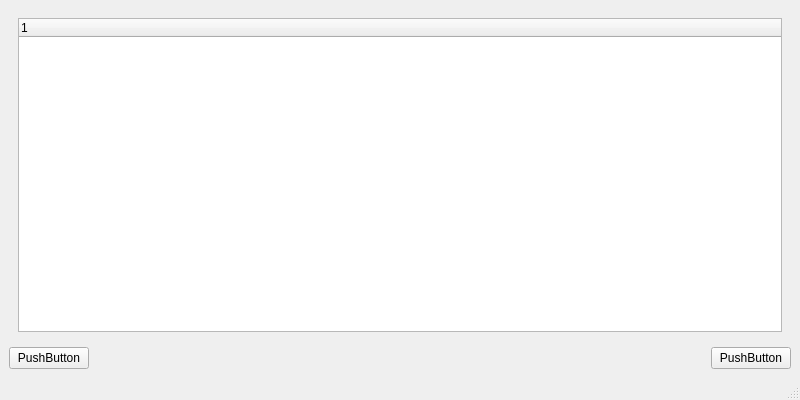
StellarRaccoon/DnD-Character-Builder, file mainwindow.ui: the form before one commit.
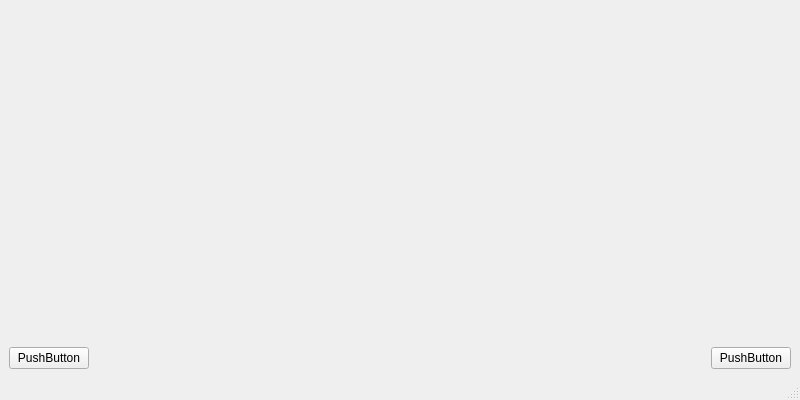
The form after the commit.

Commit message: Seperate TreePages

The edit to the form file:
```diff
--- a/mainwindow.ui
+++ b/mainwindow.ui
@@ -16,26 +16,7 @@
   <widget class="QWidget" name="centralwidget">
    <layout class="QVBoxLayout" name="verticalLayout">
     <item>
-     <layout class="QGridLayout" name="gridLayout_2">
-      <item row="0" column="0">
-       <widget class="QStackedWidget" name="stackedWidget">
-        <widget class="QWidget" name="pageRace">
-         <layout class="QGridLayout" name="gridLayout">
-          <item row="0" column="0">
-           <widget class="QTreeWidget" name="treeWidget">
-            <column>
-             <property name="text">
-              <string notr="true">1</string>
-             </property>
-            </column>
-           </widget>
-          </item>
-         </layout>
-        </widget>
-        <widget class="QWidget" name="page_2"/>
-       </widget>
-      </item>
-     </layout>
+     <widget class="QStackedWidget" name="stackedWidget"/>
     </item>
     <item>
      <layout class="QHBoxLayout" name="horizontalLayout">
```
Left out of the diff: 2 changed lines with no effect on the pictures. The commit also changes 7 other files.
